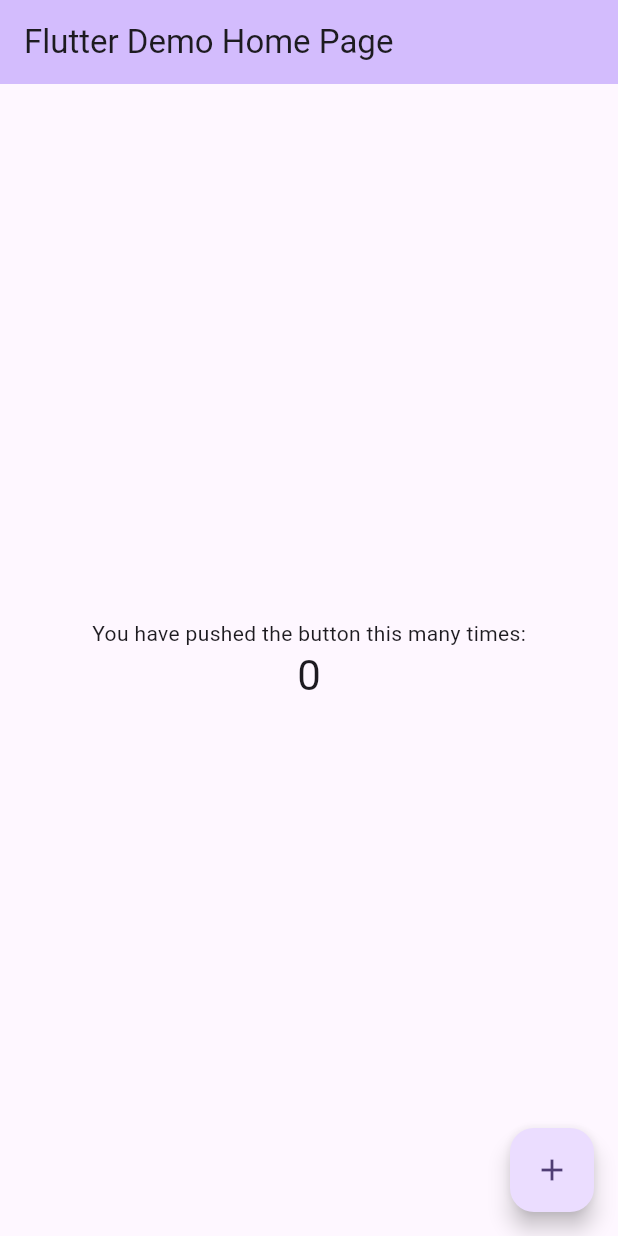
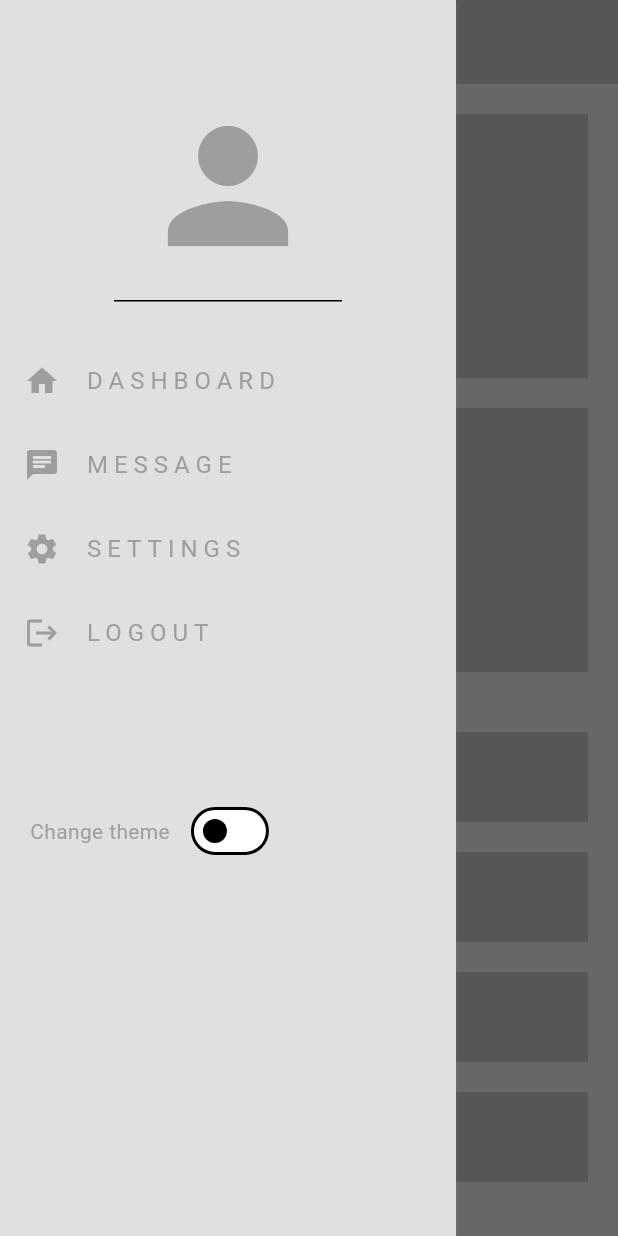
Before and after one commit to Deadlock-exe/flutter-portfolio, a Flutter app: the screen it shows after launch, with the side drawer open (before the commit the screen has no drawer), on a phone screen of 412 x 824 dp. Run offline on Flutter 3.47's test engine with Material 3 defaults, Android fonts, the phone set to English and light mode, and no system bars.

Commit message:
copy dashboard ui

```diff
--- a/lib/main.dart
+++ b/lib/main.dart
@@ -1,125 +1,33 @@
 import 'package:flutter/material.dart';
+import 'package:portfolio/responsive/responsive_layout.dart';
+import 'package:portfolio/responsive/scaffolds/desktop_scaffold.dart';
+import 'package:portfolio/responsive/scaffolds/mobile_scaffold.dart';
+import 'package:portfolio/responsive/scaffolds/tablet_scaffold.dart';
+import 'package:portfolio/theme/theme_provider.dart';
+import 'package:provider/provider.dart';
 
 void main() {
-  runApp(const MyApp());
+  runApp(
+    ChangeNotifierProvider(
+      create: (context) => ThemeProvider(),
+      child: const MyApp(),
+    ),
+  );
 }
 
 class MyApp extends StatelessWidget {
   const MyApp({super.key});
 
-  // This widget is the root of your application.
   @override
   Widget build(BuildContext context) {
     return MaterialApp(
-      title: 'Flutter Demo',
-      theme: ThemeData(
-        // This is the theme of your application.
-        //
-        // TRY THIS: Try running your application with "flutter run". You'll see
-        // the application has a purple toolbar. Then, without quitting the app,
-        // try changing the seedColor in the colorScheme below to Colors.green
-        // and then invoke "hot reload" (save your changes or press the "hot
-        // reload" button in a Flutter-supported IDE, or press "r" if you used
-        // the command line to start the app).
-        //
-        // Notice that the counter didn't reset back to zero; the application
-        // state is not lost during the reload. To reset the state, use hot
-        // restart instead.
-        //
-        // This works for code too, not just values: Most code changes can be
-        // tested with just a hot reload.
-        colorScheme: ColorScheme.fromSeed(seedColor: Colors.deepPurple),
-        useMaterial3: true,
+      theme: Provider.of<ThemeProvider>(context).themeData,
+      debugShowCheckedModeBanner: false,
+      home: const ResponsiveLayout(
+        mobileScaffold: MobileScaffold(),
+        tabletScaffold: TabletScaffold(),
+        desktopScaffold: DesktopScaffold(),
       ),
-      home: const MyHomePage(title: 'Flutter Demo Home Page'),
     );
   }
 }
-
-class MyHomePage extends StatefulWidget {
-  const MyHomePage({super.key, required this.title});
-
-  // This widget is the home page of your application. It is stateful, meaning
-  // that it has a State object (defined below) that contains fields that affect
-  // how it looks.
-
-  // This class is the configuration for the state. It holds the values (in this
-  // case the title) provided by the parent (in this case the App widget) and
-  // used by the build method of the State. Fields in a Widget subclass are
-  // always marked "final".
-
-  final String title;
-
-  @override
-  State<MyHomePage> createState() => _MyHomePageState();
-}
-
-class _MyHomePageState extends State<MyHomePage> {
-  int _counter = 0;
-
-  void _incrementCounter() {
-    setState(() {
-      // This call to setState tells the Flutter framework that something has
-      // changed in this State, which causes it to rerun the build method below
-      // so that the display can reflect the updated values. If we changed
-      // _counter without calling setState(), then the build method would not be
-      // called again, and so nothing would appear to happen.
-      _counter++;
-    });
-  }
-
-  @override
-  Widget build(BuildContext context) {
-    // This method is rerun every time setState is called, for instance as done
-    // by the _incrementCounter method above.
-    //
-    // The Flutter framework has been optimized to make rerunning build methods
-    // fast, so that you can just rebuild anything that needs updating rather
-    // than having to individually change instances of widgets.
-    return Scaffold(
-      appBar: AppBar(
-        // TRY THIS: Try changing the color here to a specific color (to
-        // Colors.amber, perhaps?) and trigger a hot reload to see the AppBar
-        // change color while the other colors stay the same.
-        backgroundColor: Theme.of(context).colorScheme.inversePrimary,
-        // Here we take the value from the MyHomePage object that was created by
-        // the App.build method, and use it to set our appbar title.
-        title: Text(widget.title),
-      ),
-      body: Center(
-        // Center is a layout widget. It takes a single child and positions it
-        // in the middle of the parent.
-        child: Column(
-          // Column is also a layout widget. It takes a list of children and
-          // arranges them vertically. By default, it sizes itself to fit its
-          // children horizontally, and tries to be as tall as its parent.
-          //
-          // Column has various properties to control how it sizes itself and
-          // how it positions its children. Here we use mainAxisAlignment to
-          // center the children vertically; the main axis here is the vertical
-          // axis because Columns are vertical (the cross axis would be
-          // horizontal).
-          //
-          // TRY THIS: Invoke "debug painting" (choose the "Toggle Debug Paint"
-          // action in the IDE, or press "p" in the console), to see the
-          // wireframe for each widget.
-          mainAxisAlignment: MainAxisAlignment.center,
-          children: <Widget>[
-            const Text(
-              'You have pushed the button this many times:',
-            ),
-            Text(
-              '$_counter',
-              style: Theme.of(context).textTheme.headlineMedium,
-            ),
-          ],
-        ),
-      ),
-      floatingActionButton: FloatingActionButton(
-        onPressed: _incrementCounter,
-        tooltip: 'Increment',
-        child: const Icon(Icons.add),
-      ), // This trailing comma makes auto-formatting nicer for build methods.
-    );
-  }
-}
--- /dev/null
+++ b/lib/responsive/constants/dimensions.dart
@@ -0,0 +1,2 @@
+const mobileWidth = 500;
+const tabletWidth = 1100;
--- /dev/null
+++ b/lib/responsive/responsive_layout.dart
@@ -0,0 +1,30 @@
+import 'package:flutter/material.dart';
+import 'package:portfolio/responsive/constants/dimensions.dart';
+
+class ResponsiveLayout extends StatelessWidget {
+  final Widget mobileScaffold;
+  final Widget tabletScaffold;
+  final Widget desktopScaffold;
+
+  const ResponsiveLayout({
+    super.key,
+    required this.mobileScaffold,
+    required this.tabletScaffold,
+    required this.desktopScaffold,
+  });
+
+  @override
+  Widget build(BuildContext context) {
+    return LayoutBuilder(
+      builder: (context, constraints) {
+        if (constraints.maxWidth < mobileWidth) {
+          return mobileScaffold;
+        } else if (constraints.maxWidth < tabletWidth) {
+          return tabletScaffold;
+        } else {
+          return desktopScaffold;
+        }
+      },
+    );
+  }
+}
--- /dev/null
+++ b/lib/responsive/scaffolds/mobile_scaffold.dart
@@ -0,0 +1,52 @@
+import 'package:flutter/material.dart';
+import 'package:portfolio/widgets/appbar.dart';
+import 'package:portfolio/widgets/box.dart';
+import 'package:portfolio/widgets/drawer.dart';
+import 'package:portfolio/widgets/gridview.dart';
+import 'package:portfolio/widgets/tile.dart';
+
+class MobileScaffold extends StatefulWidget {
+  const MobileScaffold({super.key});
+
+  @override
+  State<MobileScaffold> createState() => _MobileScaffoldState();
+}
+
+class _MobileScaffoldState extends State<MobileScaffold> {
+  @override
+  Widget build(BuildContext context) {
+    return Scaffold(
+      backgroundColor: Theme.of(context).colorScheme.background,
+      appBar: const MyAppBar(),
+      drawer: const MyDrawer(),
+      body: SingleChildScrollView(
+        child: Column(
+          children: [
+            const AspectRatio(
+              aspectRatio: 1,
+              child: SizedBox(
+                width: double.infinity,
+                child: MyGridView(
+                  itemBuilderWidget: MyBox(),
+                  itemCount: 4,
+                  crossAxisCount: 2,
+                ),
+              ),
+            ),
+            Padding(
+              padding: const EdgeInsets.all(10),
+              child: ListView.builder(
+                physics: const NeverScrollableScrollPhysics(),
+                itemCount: 4,
+                itemBuilder: (context, index) {
+                  return const MyTile();
+                },
+                shrinkWrap: true,
+              ),
+            ),
+          ],
+        ),
+      ),
+    );
+  }
+}
--- /dev/null
+++ b/lib/theme/theme.dart
@@ -0,0 +1,19 @@
+import 'package:flutter/material.dart';
+
+ThemeData lightMode = ThemeData(
+  brightness: Brightness.light,
+  colorScheme: ColorScheme.light(
+    background: Colors.grey.shade300,
+    primary: Colors.grey.shade400,
+    secondary: Colors.grey.shade500,
+  ),
+);
+
+ThemeData darkMode = ThemeData(
+  brightness: Brightness.dark,
+  colorScheme: ColorScheme.dark(
+    background: Colors.grey.shade900,
+    primary: Colors.grey.shade800,
+    secondary: Colors.grey.shade700,
+  ),
+);
--- /dev/null
+++ b/lib/theme/theme_provider.dart
@@ -0,0 +1,22 @@
+import 'package:flutter/material.dart';
+import 'package:portfolio/theme/theme.dart';
+
+class ThemeProvider with ChangeNotifier {
+  ThemeData _themeData = lightMode;
+
+  ThemeData get themeData => _themeData;
+
+  set themeData(ThemeData themedata) {
+    _themeData = themeData;
+    notifyListeners();
+  }
+
+  void toggleTheme() {
+    if (_themeData == lightMode) {
+      _themeData = darkMode;
+    } else {
+      _themeData = lightMode;
+    }
+    notifyListeners();
+  }
+}
--- /dev/null
+++ b/lib/widgets/appbar.dart
@@ -0,0 +1,15 @@
+import 'package:flutter/material.dart';
+
+class MyAppBar extends StatelessWidget implements PreferredSizeWidget {
+  const MyAppBar({super.key});
+
+  @override
+  Widget build(BuildContext context) {
+    return AppBar(
+      backgroundColor: Theme.of(context).colorScheme.primary,
+    );
+  }
+
+  @override
+  Size get preferredSize => const Size.fromHeight(kToolbarHeight);
+}
--- /dev/null
+++ b/lib/widgets/box.dart
@@ -0,0 +1,13 @@
+import 'package:flutter/material.dart';
+
+class MyBox extends StatelessWidget {
+  const MyBox({super.key});
+
+  @override
+  Widget build(BuildContext context) {
+    return Container(
+      color: Theme.of(context).colorScheme.primary,
+      margin: const EdgeInsets.all(10),
+    );
+  }
+}
--- /dev/null
+++ b/lib/widgets/drawer.dart
@@ -0,0 +1,124 @@
+import 'package:flutter/material.dart';
+import 'package:portfolio/theme/theme_provider.dart';
+import 'package:provider/provider.dart';
+
+class MyDrawer extends StatefulWidget {
+  const MyDrawer({super.key});
+
+  @override
+  State<MyDrawer> createState() => _MyDrawerState();
+}
+
+class _MyDrawerState extends State<MyDrawer> {
+  bool isSwitched = false;
+
+  @override
+  Widget build(BuildContext context) {
+    return Drawer(
+      surfaceTintColor: Colors.transparent,
+      shadowColor: Theme.of(context).colorScheme.primary,
+      shape: const ContinuousRectangleBorder(),
+      backgroundColor: Theme.of(context).colorScheme.background,
+      child: Column(
+        children: [
+          const SizedBox(
+            height: 40,
+          ),
+          DrawerHeader(
+            margin: const EdgeInsetsDirectional.only(bottom: 25),
+            child: Icon(
+              Icons.person,
+              color: Theme.of(context).colorScheme.secondary,
+              size: 120,
+            ),
+          ),
+          ListTile(
+            leading: Icon(
+              Icons.home,
+              color: Theme.of(context).colorScheme.secondary,
+            ),
+            title: Text(
+              "DASHBOARD",
+              style: TextStyle(
+                letterSpacing: 4,
+                color: Theme.of(context).colorScheme.secondary,
+              ),
+            ),
+          ),
+          ListTile(
+            leading: Icon(
+              Icons.chat,
+              color: Theme.of(context).colorScheme.secondary,
+            ),
+            title: Text(
+              "MESSAGE",
+              style: TextStyle(
+                letterSpacing: 4,
+                color: Theme.of(context).colorScheme.secondary,
+              ),
+            ),
+          ),
+          ListTile(
+            leading: Icon(
+              Icons.settings,
+              color: Theme.of(context).colorScheme.secondary,
+            ),
+            title: Text(
+              "SETTINGS",
+              style: TextStyle(
+                letterSpacing: 4,
+                color: Theme.of(context).colorScheme.secondary,
+              ),
+            ),
+          ),
+          ListTile(
+            leading: Icon(
+              Icons.logout,
+              color: Theme.of(context).colorScheme.secondary,
+            ),
+            title: Text(
+              "LOGOUT",
+              style: TextStyle(
+                letterSpacing: 4,
+                color: Theme.of(context).colorScheme.secondary,
+              ),
+            ),
+          ),
+          const SizedBox(
+            height: 60,
+          ),
+          Padding(
+            padding: const EdgeInsets.all(20),
+            child: Row(
+              children: [
+                Text(
+                  "Change theme",
+                  style: TextStyle(
+                    color: Theme.of(context).colorScheme.secondary,
+                  ),
+                ),
+                const SizedBox(
+                  width: 10,
+                ),
+                Switch(
+                  activeColor: Theme.of(context).colorScheme.secondary,
+                  focusColor: Theme.of(context).colorScheme.secondary,
+                  value: isSwitched,
+                  onChanged: (value) {
+                    Provider.of<ThemeProvider>(
+                      context,
+                      listen: false,
+                    ).toggleTheme();
+                    setState(() {
+                      isSwitched = value;
+                    });
+                  },
+                ),
+              ],
+            ),
+          )
+        ],
+      ),
+    );
+  }
+}
--- /dev/null
+++ b/lib/widgets/gridview.dart
@@ -0,0 +1,30 @@
+import 'package:flutter/material.dart';
+
+class MyGridView extends StatelessWidget {
+  final int itemCount;
+  final int crossAxisCount;
+  final Widget itemBuilderWidget;
+  const MyGridView({
+    super.key,
+    required this.crossAxisCount,
+    required this.itemCount,
+    required this.itemBuilderWidget,
+  });
+
+  @override
+  Widget build(BuildContext context) {
+    return Padding(
+      padding: const EdgeInsets.all(10),
+      child: GridView.builder(
+        physics: const NeverScrollableScrollPhysics(),
+        itemCount: itemCount,
+        gridDelegate: SliverGridDelegateWithFixedCrossAxisCount(
+          crossAxisCount: crossAxisCount,
+        ),
+        itemBuilder: (context, index) {
+          return itemBuilderWidget;
+        },
+      ),
+    );
+  }
+}
--- /dev/null
+++ b/lib/widgets/tile.dart
@@ -0,0 +1,14 @@
+import 'package:flutter/material.dart';
+
+class MyTile extends StatelessWidget {
+  const MyTile({super.key});
+
+  @override
+  Widget build(BuildContext context) {
+    return Container(
+      color: Theme.of(context).colorScheme.primary,
+      height: 60,
+      margin: const EdgeInsets.all(10),
+    );
+  }
+}
--- a/pubspec.yaml
+++ b/pubspec.yaml
@@ -35,6 +35,7 @@ dependencies:
   # The following adds the Cupertino Icons font to your application.
   # Use with the CupertinoIcons class for iOS style icons.
   cupertino_icons: ^1.0.6
+  provider: ^6.1.1
 
 dev_dependencies:
   flutter_test:
```
Also changed, not shown: lib/responsive/scaffolds/desktop_scaffold.dart (added, +71 -0 lines), lib/responsive/scaffolds/tablet_scaffold.dart (added, +52 -0 lines), pubspec.lock.
